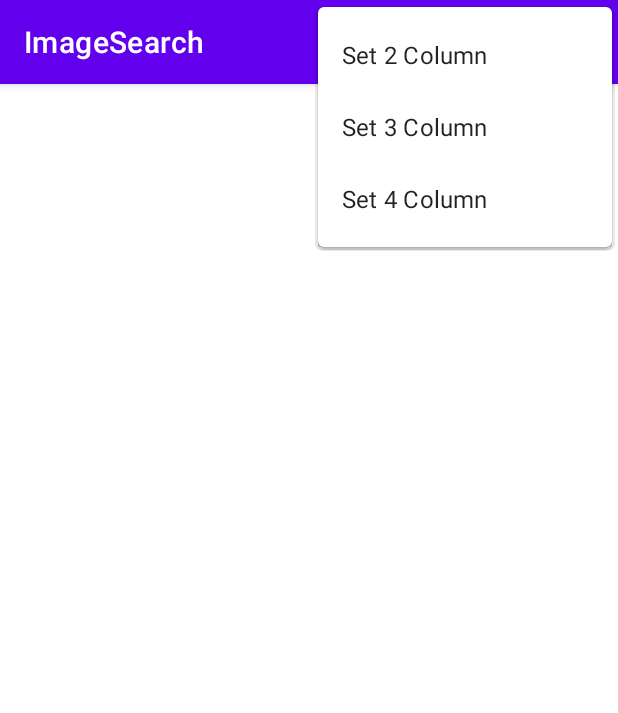
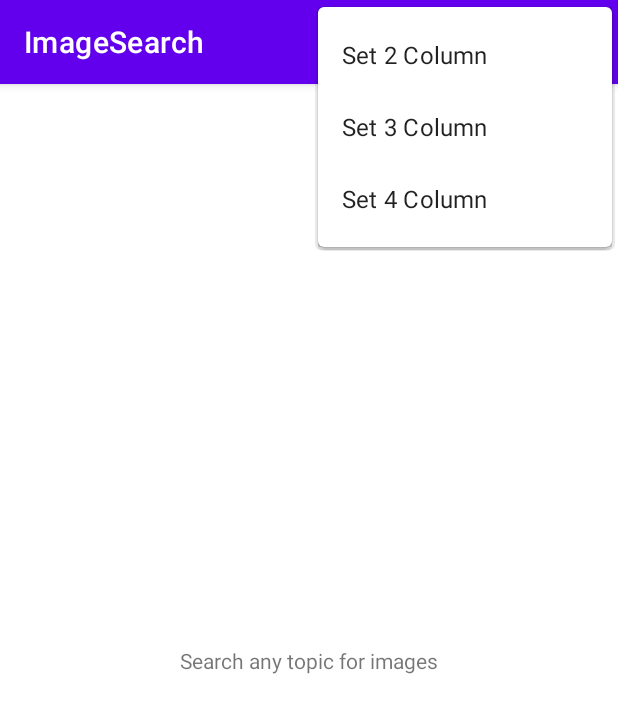
Before and after one commit to chauhan-abhi/image-search-assignment, an Android app: the screen it shows after launch (MainActivity), with the options menu open, on a phone screen of 412 x 824 dp. Shown: the top 713 px of the screen. Run offline under Robolectric (Android 15) with nearby library versions, the phone set to English and light mode, and no system bars; our stand-ins replace Dagger/Hilt's generated code, Room's generated code, data binding; libraries missing offline, so code that uses them is left out: androidx.hilt.lifecycle, com.facebook.stetho; 1 statement that could not run was skipped.

```diff
--- a/app/src/main/AndroidManifest.xml
+++ b/app/src/main/AndroidManifest.xml
@@ -2,6 +2,7 @@
 <manifest xmlns:android="http://schemas.android.com/apk/res/android"
     package="com.abhi.imagesearch">
 
+    <uses-permission android:name="android.permission.ACCESS_NETWORK_STATE" />
     <uses-permission android:name="android.permission.INTERNET"/>
 
     <application
--- a/app/src/main/java/com/abhi/imagesearch/domain/ImageSearchUseCaseInteractor.kt
+++ b/app/src/main/java/com/abhi/imagesearch/domain/ImageSearchUseCaseInteractor.kt
@@ -1,8 +1,9 @@
 package com.abhi.imagesearch.domain
 
 import com.abhi.imagesearch.data.models.PhotoResponse
+import com.abhi.imagesearch.ui.ViewState
 
 interface ImageSearchUseCaseInteractor {
 
-    suspend fun searchImageByQuery(text: String): List<PhotoResponse>
+    suspend fun searchImageByQuery(text: String): ViewState<List<PhotoResponse>>
 }
--- a/app/src/main/java/com/abhi/imagesearch/ui/ImageListingAdapter.kt
+++ b/app/src/main/java/com/abhi/imagesearch/ui/ImageListingAdapter.kt
@@ -1,16 +1,14 @@
 package com.abhi.imagesearch.ui
 
 import android.content.Context
-import android.graphics.Point
 import android.view.LayoutInflater
 import android.view.ViewGroup
-import android.view.WindowManager
 import androidx.databinding.DataBindingUtil
 import androidx.recyclerview.widget.RecyclerView
 import com.abhi.imagesearch.R
 import com.abhi.imagesearch.data.models.PhotoResponse
 import com.abhi.imagesearch.databinding.ImageListingItemBinding
-import com.abhi.imagesearch.loadImageUrl
+import com.abhi.imagesearch.utils.loadImageUrl
 import com.bumptech.glide.load.resource.bitmap.CenterCrop
 import com.bumptech.glide.load.resource.bitmap.RoundedCorners
 import com.bumptech.glide.request.RequestOptions
--- a/app/src/main/java/com/abhi/imagesearch/ui/ImageListingViewModel.kt
+++ b/app/src/main/java/com/abhi/imagesearch/ui/ImageListingViewModel.kt
@@ -14,7 +14,7 @@ class ImageListingViewModel @ViewModelInject constructor(
     private val useCaseInteractor: ImageSearchUseCaseInteractor
 ) : ViewModel() {
 
-    var images: MutableLiveData<List<PhotoResponse>> = MutableLiveData()
+    var images: MutableLiveData<ViewState<List<PhotoResponse>>> = MutableLiveData()
 
 
     fun getPhotosLiveData() = images
@@ -30,7 +30,4 @@ class ImageListingViewModel @ViewModelInject constructor(
         }
     }
 
-    fun resetSearch() {
-        images.postValue(mutableListOf())
-    }
 }
--- a/app/src/main/res/layout/activity_main.xml
+++ b/app/src/main/res/layout/activity_main.xml
@@ -6,7 +6,7 @@
     <androidx.constraintlayout.widget.ConstraintLayout
         android:id="@+id/parentLayout"
         android:layout_width="match_parent"
-        android:layout_height="wrap_content">
+        android:layout_height="match_parent">
 
 
         <androidx.recyclerview.widget.RecyclerView
@@ -19,6 +19,26 @@
             app:layout_constraintTop_toTopOf="parent"
             tools:listitem="@layout/image_listing_item" />
 
+        <ProgressBar
+            android:id="@+id/progressBar"
+            android:layout_width="wrap_content"
+            android:layout_height="wrap_content"
+            android:visibility="gone"
+            app:layout_constraintEnd_toEndOf="parent"
+            app:layout_constraintStart_toStartOf="parent"
+            app:layout_constraintTop_toTopOf="@+id/parentLayout"
+            app:layout_constraintBottom_toBottomOf="@+id/parentLayout"/>
+
+        <TextView
+            android:id="@+id/searchHint"
+            android:layout_width="wrap_content"
+            android:layout_height="wrap_content"
+            android:visibility="visible"
+            android:text="Search any topic for images"
+            app:layout_constraintEnd_toEndOf="parent"
+            app:layout_constraintStart_toStartOf="parent"
+            app:layout_constraintTop_toTopOf="@+id/parentLayout"
+            app:layout_constraintBottom_toBottomOf="@+id/parentLayout"/>
 
     </androidx.constraintlayout.widget.ConstraintLayout>
 </layout>
```
Also changed, not shown: app/src/main/java/com/abhi/imagesearch/Extensions.kt (deleted, +0 -13 lines), app/src/main/java/com/abhi/imagesearch/MainActivity.kt (+22 -7 lines), app/src/main/java/com/abhi/imagesearch/domain/ImageSearchRepository.kt (+7 -2 lines), app/src/main/java/com/abhi/imagesearch/utils/Extensions.kt (added, +36 -0 lines).
